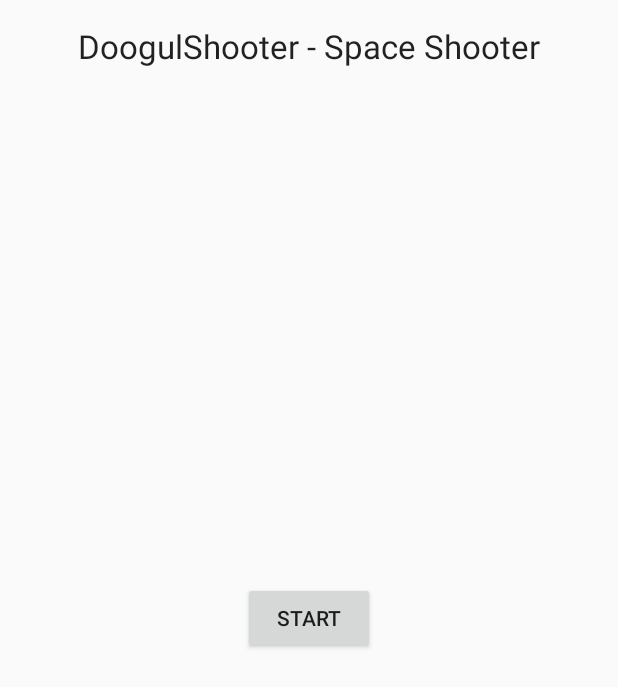
After one commit to dooguls/DoogulShooter, an Android app: the layout fragment_main_menu.xml on its own in the app's theme, with its tools: preview values and no code run, on a phone screen of 412 x 824 dp. The commit adds this screen. Shown: the top 687 px of the screen. Run offline under Robolectric (Android 15) with nearby library versions, the phone set to English and light mode, and no system bars.

Commit message:
Catching up a bunch of changes and adding some files that were unclear in the original chapter.

```diff
--- a/mobile/src/main/java/net/famcash/doogulshooter/doogulshooter/engine/UpdateThread.java
+++ b/mobile/src/main/java/net/famcash/doogulshooter/doogulshooter/engine/UpdateThread.java
@@ -3,7 +3,7 @@ package net.famcash.doogulshooter.doogulshooter.engine;
 /**
  * Created by dooguls on 11/8/15.
  */
-public class UpdateThread {
+public class UpdateThread extends Thread{
 
     private final GameEngine mGameEngine;
     private boolean mGameIsRunning = true;
--- a/mobile/src/main/res/layout/fragment_game.xml
+++ b/mobile/src/main/res/layout/fragment_game.xml
@@ -12,9 +12,9 @@ xmlns:tools="http://schemas.android.com/tools"
     android:layout_width="match_parent"
     android:layout_height="match_parent"
     android:orientation="vertical"
-    android:paddingTop="@dimen/activity_vertical_margin"
+    android:padding="@dimen/activity_horizontal_margin"
     android:paddingLeft="@dimen/activity_horizontal_margin"
-    tools:context="net.famcash.doogulshooter.counter.GameFragment">
+    tools:context="net.famcash.doogulshooter.doogulshooter.counter.GameFragment">
 
     <TextView
         android:id="@+id/txt_score"
--- /dev/null
+++ b/mobile/src/main/res/layout/fragment_main_menu.xml
@@ -0,0 +1,20 @@
+<?xml version="1.0" encoding="utf-8"?>
+<FrameLayout xmlns:android="http://schemas.android.com/apk/res/android"
+    android:layout_width="match_parent"
+    android:layout_height="match_parent">
+
+    <TextView
+        android:layout_gravity="center_horizontal|top"
+        style="@android:style/TextAppearance.DeviceDefault.Large"
+        android:layout_marginTop="@dimen/activity_vertical_margin"
+        android:text="@string/game_title"
+        android:layout_width="wrap_content"
+        android:layout_height="wrap_content" />
+
+    <Button
+        android:id="@+id/btn_start"
+        android:layout_width="wrap_content"
+        android:layout_height="wrap_content"
+        android:layout_gravity="center"
+        android:text="@string/start"/>
+</FrameLayout>
--- a/mobile/src/main/res/values/strings.xml
+++ b/mobile/src/main/res/values/strings.xml
@@ -1,11 +1,12 @@
 <resources>
     <string name="app_name">DoogulShooter</string>
-    <string name="title_activity_ds">DSActivity</string>
+    <string name="title_activity_main">DSActivity</string>
     <string name="action_settings">Settings</string>
 
-    <string name="hello_world">Hello World</string>
+    <string name="hello_world">Hello World!</string>
     <string name="start">Start</string>
     <string name="stop">Stop</string>
     <string name="pause">Pause</string>
     <string name="resume">Resume</string>
+    <string name="game_title">DoogulShooter - Space Shooter</string>
 </resources>
```
Also changed, not shown: mobile/src/main/java/net/famcash/doogulshooter/doogulshooter/DSActivity.java (+63 -14 lines), mobile/src/main/java/net/famcash/doogulshooter/doogulshooter/DSBaseFragment.java (added, +14 -0 lines), mobile/src/main/java/net/famcash/doogulshooter/doogulshooter/counter/DSBaseFragment.java (added, +14 -0 lines), mobile/src/main/java/net/famcash/doogulshooter/doogulshooter/counter/GameFragment.java (+7 -2 lines).
